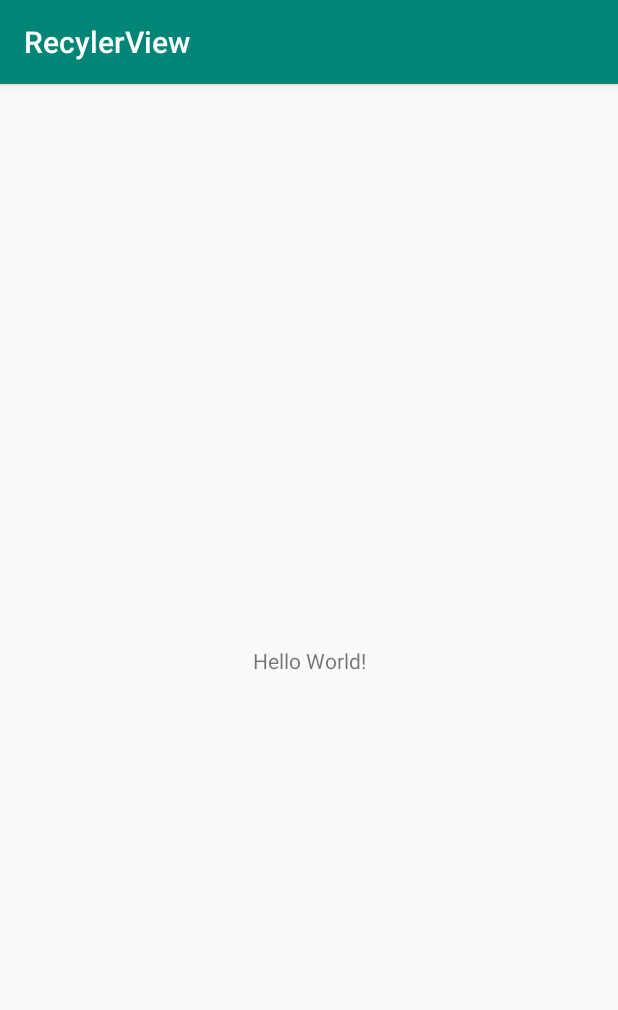
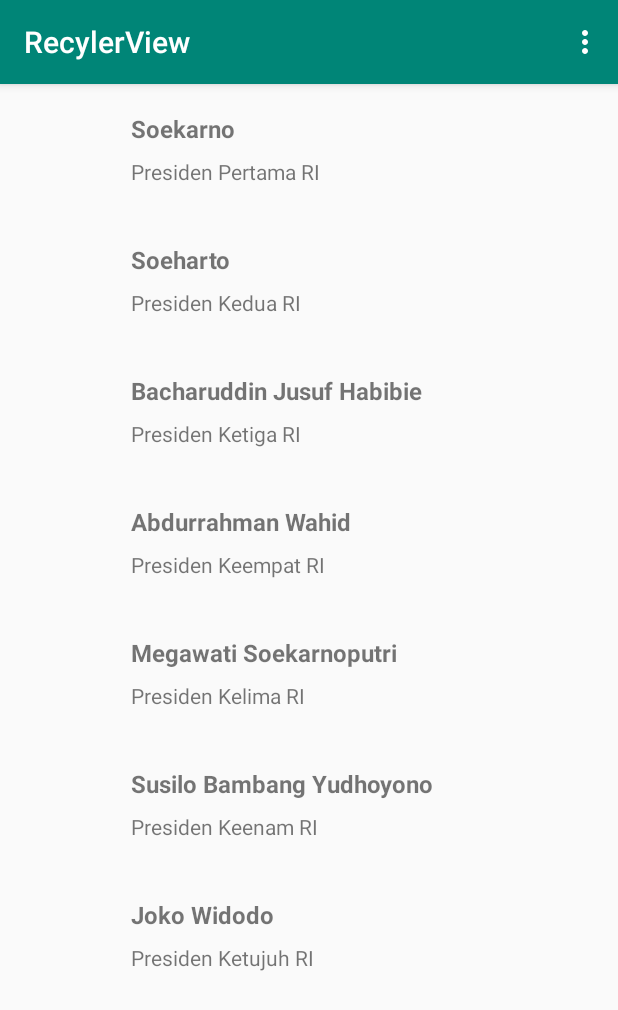
Before and after one commit to okutasan/RecyclerView, an Android app: the screen it shows after launch (MainActivity), on a phone screen of 412 x 824 dp. Shown: the top 1010 px of the screen. Run offline under Robolectric (Android 15) with nearby library versions, the phone set to English and light mode, and no system bars; our stand-ins replace CircleImageView; pictures from the network do not load; 1 statement that could not run was skipped.

Commit message:
done list and grid view

```diff
--- a/app/src/main/AndroidManifest.xml
+++ b/app/src/main/AndroidManifest.xml
@@ -2,6 +2,7 @@
 <manifest xmlns:android="http://schemas.android.com/apk/res/android"
     package="com.example.tuturu.recylerview">
 
+    <uses-permission android:name="android.permission.INTERNET" />
     <application
         android:allowBackup="true"
         android:icon="@mipmap/ic_launcher"
--- /dev/null
+++ b/app/src/main/java/com/example/tuturu/recylerview/CategoryViewHolder.java
@@ -0,0 +1,4 @@
+package com.example.tuturu.recylerview;
+
+class CategoryViewHolder {
+}
--- /dev/null
+++ b/app/src/main/java/com/example/tuturu/recylerview/ListPresidentAdapter.java
@@ -0,0 +1,70 @@
+package com.example.tuturu.recylerview;
+
+import android.content.Context;
+import android.support.v7.widget.RecyclerView;
+import android.view.LayoutInflater;
+import android.view.View;
+import android.view.ViewGroup;
+import android.widget.ImageView;
+import android.widget.TextView;
+
+import com.bumptech.glide.Glide;
+
+import java.util.ArrayList;
+
+public class ListPresidentAdapter extends RecyclerView.Adapter<ListPresidentAdapter.CategoryViewHolder>{
+    private Context context;
+
+    public ArrayList<President> getListPresident(){
+        return listPresident;
+    }
+    public void setListPresident(ArrayList<President>listPresident){
+        this.listPresident = listPresident;
+    }
+
+    private ArrayList<President>listPresident;
+
+    public ListPresidentAdapter(Context context){
+        this.context = context;
+    }
+
+    @Override
+    public CategoryViewHolder onCreateViewHolder(ViewGroup parent,int viewType){
+        View itemRow = LayoutInflater.from(parent.getContext()).inflate(R.layout.item_row_president, parent, false);
+        return new CategoryViewHolder(itemRow);
+    }
+
+    @Override
+    public void onBindViewHolder(CategoryViewHolder holder,int position){
+
+        holder.tvName.setText(getListPresident().get(position).getName());
+        holder.tvRemarks.setText(getListPresident().get(position).getRemarks());
+
+        Glide.with(context)
+                .load(getListPresident().get(position).getPhoto())
+                .override(55,55)
+                .crossFade()
+                .into(holder.imgPhoto);
+    }
+
+    @Override
+    public int getItemCount(){
+        return getListPresident().size();
+    }
+
+    class CategoryViewHolder extends RecyclerView.ViewHolder{
+        TextView tvName;
+        TextView tvRemarks;
+        ImageView imgPhoto;
+
+        public CategoryViewHolder(View itemView) {
+            super(itemView);
+            tvName = (TextView)itemView.findViewById(R.id.tv_item_name);
+            tvRemarks = (TextView)itemView.findViewById(R.id.tv_item_remarks);
+            imgPhoto = (ImageView)itemView.findViewById(R.id.img_item_photo);
+        }
+
+    }
+
+
+}
--- a/app/src/main/java/com/example/tuturu/recylerview/MainActivity.java
+++ b/app/src/main/java/com/example/tuturu/recylerview/MainActivity.java
@@ -2,12 +2,68 @@ package com.example.tuturu.recylerview;
 
 import android.support.v7.app.AppCompatActivity;
 import android.os.Bundle;
+import android.support.v7.widget.GridLayoutManager;
+import android.support.v7.widget.LinearLayoutManager;
+import android.support.v7.widget.RecyclerView;
+import android.view.Menu;
+import android.view.MenuItem;
+
+import java.util.ArrayList;
 
 public class MainActivity extends AppCompatActivity {
+
+    private RecyclerView rvCategory;
+    private ArrayList<President>list;
 
     @Override
     protected void onCreate(Bundle savedInstanceState) {
         super.onCreate(savedInstanceState);
         setContentView(R.layout.activity_main);
+        rvCategory = (RecyclerView)findViewById(R.id.rv_category);
+        rvCategory.setHasFixedSize(true);
+
+        list = new ArrayList<>();
+        list.addAll(PresidentData.getListData());
+
+        showRecyclerList();
+    }
+
+    private void showRecyclerList(){
+        rvCategory.setLayoutManager(new LinearLayoutManager(this));
+
+        ListPresidentAdapter listPresidentAdapter = new ListPresidentAdapter(this);
+        listPresidentAdapter.setListPresident(list);
+        rvCategory.setAdapter(listPresidentAdapter);
+    }
+
+    @Override
+    public boolean onCreateOptionsMenu(Menu menu){
+        getMenuInflater().inflate(R.menu.menu_main,menu);
+        return super.onCreateOptionsMenu(menu);
+    }
+
+    @Override
+    public boolean onOptionsItemSelected(MenuItem item){
+
+        switch (item.getItemId()){
+            case R.id.action_list:
+                showRecyclerList();
+                break;
+
+            case R.id.action_grid:
+                showRecyclerGrid();
+                break;
+
+            case R.id.action_cardview:
+                break;
+        }
+        return super.onOptionsItemSelected(item);
+    }
+
+    private void showRecyclerGrid(){
+        rvCategory.setLayoutManager(new GridLayoutManager(this,2));
+        GridPresidentAdapter gridPresidentAdapter=new GridPresidentAdapter(this);
+        gridPresidentAdapter.setListPresident(list);
+        rvCategory.setAdapter(gridPresidentAdapter);
     }
 }
--- /dev/null
+++ b/app/src/main/java/com/example/tuturu/recylerview/President.java
@@ -0,0 +1,29 @@
+package com.example.tuturu.recylerview;
+
+public class President {
+    private String name,remarks,photo;
+
+    public String getName(){
+        return name;
+    }
+
+    public void setName(String name) {
+        this.name = name;
+    }
+
+    public String getRemarks(){
+        return remarks;
+    }
+
+    public void setRemarks(String remarks) {
+        this.remarks = remarks;
+    }
+
+    public String getPhoto(){
+        return photo;
+    }
+
+    public void setPhoto(String photo) {
+        this.photo = photo;
+    }
+}
--- /dev/null
+++ b/app/src/main/java/com/example/tuturu/recylerview/PresidentData.java
@@ -0,0 +1,30 @@
+package com.example.tuturu.recylerview;
+
+import java.util.ArrayList;
+
+public class PresidentData {
+    public static String[][] data = new String[][]{
+            {"Soekarno", "Presiden Pertama RI", "https://upload.wikimedia.org/wikipedia/commons/thumb/0/01/Presiden_Sukarno.jpg/418px-Presiden_Sukarno.jpg"},
+            {"Soeharto", "Presiden Kedua RI", "https://upload.wikimedia.org/wikipedia/commons/thumb/5/59/President_Suharto%2C_1993.jpg/468px-President_Suharto%2C_1993.jpg"},
+            {"Bacharuddin Jusuf Habibie", "Presiden Ketiga RI", "https://upload.wikimedia.org/wikipedia/commons/thumb/f/f1/Bacharuddin_Jusuf_Habibie_official_portrait.jpg/520px-Bacharuddin_Jusuf_Habibie_official_portrait.jpg"},
+            {"Abdurrahman Wahid", "Presiden Keempat RI", "https://upload.wikimedia.org/wikipedia/commons/thumb/3/35/President_Abdurrahman_Wahid_-_Indonesia.jpg/486px-President_Abdurrahman_Wahid_-_Indonesia.jpg"},
+            {"Megawati Soekarnoputri", "Presiden Kelima RI", "https://upload.wikimedia.org/wikipedia/commons/thumb/8/88/President_Megawati_Sukarnoputri_-_Indonesia.jpg/540px-President_Megawati_Sukarnoputri_-_Indonesia.jpg"},
+            {"Susilo Bambang Yudhoyono", "Presiden Keenam RI", "https://upload.wikimedia.org/wikipedia/commons/5/58/Presiden_Susilo_Bambang_Yudhoyono.png"},
+            {"Joko Widodo", "Presiden Ketujuh RI", "https://upload.wikimedia.org/wikipedia/commons/1/1c/Joko_Widodo_2014_official_portrait.jpg"}
+    };
+
+    public static ArrayList<President> getListData(){
+        President president = null;
+        ArrayList<President> list = new ArrayList<>();
+        for(int i = 0;i<data.length;i++){
+            president = new President();
+            president.setName(data[i][0]);
+            president.setRemarks(data[i][1]);
+            president.setPhoto(data[i][2]);
+
+            list.add(president);
+        }
+
+    return list;
+    }
+}
--- a/app/src/main/res/layout/activity_main.xml
+++ b/app/src/main/res/layout/activity_main.xml
@@ -1,18 +1,16 @@
 <?xml version="1.0" encoding="utf-8"?>
-<android.support.constraint.ConstraintLayout xmlns:android="http://schemas.android.com/apk/res/android"
+<RelativeLayout xmlns:android="http://schemas.android.com/apk/res/android"
     xmlns:app="http://schemas.android.com/apk/res-auto"
     xmlns:tools="http://schemas.android.com/tools"
+    android:id="@+id/activity_main"
     android:layout_width="match_parent"
     android:layout_height="match_parent"
     tools:context=".MainActivity">
 
-    <TextView
-        android:layout_width="wrap_content"
-        android:layout_height="wrap_content"
-        android:text="Hello World!"
-        app:layout_constraintBottom_toBottomOf="parent"
-        app:layout_constraintLeft_toLeftOf="parent"
-        app:layout_constraintRight_toRightOf="parent"
-        app:layout_constraintTop_toTopOf="parent" />
+    <android.support.v7.widget.RecyclerView
+        android:id="@+id/rv_category"
+        android:layout_width="match_parent"
+        android:layout_height="wrap_content">
 
-</android.support.constraint.ConstraintLayout>
+    </android.support.v7.widget.RecyclerView>
+</RelativeLayout>
--- /dev/null
+++ b/app/src/main/res/layout/item_row_president.xml
@@ -0,0 +1,35 @@
+<?xml version="1.0" encoding="utf-8"?>
+<RelativeLayout
+    xmlns:android="http://schemas.android.com/apk/res/android"
+    android:layout_width="match_parent"
+    android:layout_height="wrap_content"
+    android:orientation="horizontal"
+    android:padding="@dimen/activity_vertical_margin">
+
+    <de.hdodenhof.circleimageview.CircleImageView
+        android:id="@+id/img_item_photo"
+        android:layout_width="55dp"
+        android:layout_height="55dp"
+        android:layout_marginRight="@dimen/activity_horizontal_margin"/>
+
+    <LinearLayout
+        android:layout_width="match_parent"
+        android:layout_height="wrap_content"
+        android:layout_toRightOf="@+id/img_item_photo"
+        android:layout_centerVertical="true"
+        android:orientation="vertical">
+        <TextView
+            android:id="@+id/tv_item_name"
+            android:layout_width="match_parent"
+            android:layout_height="wrap_content"
+            android:text="@string/name"
+            android:textStyle="bold"
+            android:textSize="16sp"
+            android:layout_marginBottom="8dp"/>
+        <TextView
+            android:id="@+id/tv_item_remarks"
+            android:layout_width="match_parent"
+            android:layout_height="wrap_content"
+            android:text="@string/remarks"/>
+    </LinearLayout>
+</RelativeLayout>
--- /dev/null
+++ b/app/src/main/res/menu/menu_main.xml
@@ -0,0 +1,16 @@
+<?xml version="1.0" encoding="utf-8"?>
+<menu xmlns:android="http://schemas.android.com/apk/res/android"
+    xmlns:app="http://schemas.android.com/apk/res-auto">
+    <item
+        android:id="@+id/action_list"
+        android:title="@string/list"
+        app:showAsAction="never"/>
+    <item
+        android:id="@+id/action_grid"
+        android:title="@string/grid"
+        app:showAsAction="never"/>
+    <item
+        android:id="@+id/action_cardview"
+        android:title="@string/with_cardview"
+        app:showAsAction="never"/>
+</menu>
--- /dev/null
+++ b/app/src/main/res/values/dimens.xml
@@ -0,0 +1,5 @@
+<?xml version="1.0" encoding="utf-8"?>
+<resources>
+    <dimen name="activity_horizontal_margin">16dp</dimen>
+    <dimen name="activity_vertical_margin">16dp</dimen>
+</resources>
--- a/app/src/main/res/values/strings.xml
+++ b/app/src/main/res/values/strings.xml
@@ -1,3 +1,8 @@
 <resources>
     <string name="app_name">RecylerView</string>
+    <string name="name">Name</string>
+    <string name="remarks">Remarks</string>
+    <string name="with_cardview">with CardView</string>
+    <string name="grid">Grid</string>
+    <string name="list">List</string>
 </resources>
```
Also changed, not shown: app/src/main/java/com/example/tuturu/recylerview/GridPresidentAdapter.java (added, +56 -0 lines), app/src/main/res/layout/item_grid_president.xml (added, +11 -0 lines).
